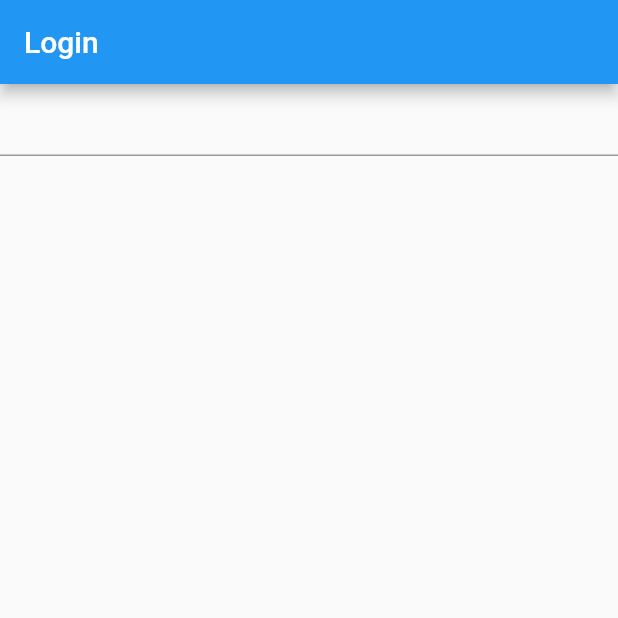
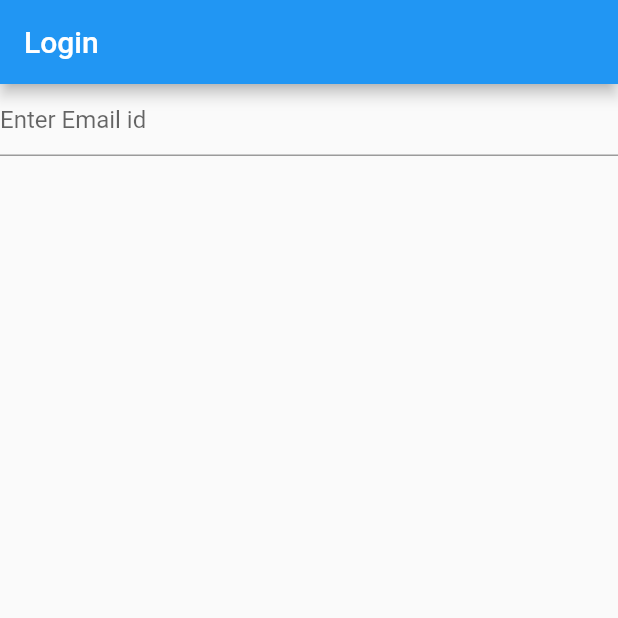
Before and after one commit to beshprakash11/login_tdd, a Flutter app: the screen it shows after launch, on a phone screen of 412 x 824 dp, the top half of it. Run offline on Flutter 3.47's test engine with Material 2 defaults, Android fonts, the phone set to English and light mode, and no system bars.

Commit message:
email field added

```diff
--- a/lib/login_screen.dart
+++ b/lib/login_screen.dart
@@ -22,13 +22,17 @@ class _LoginScreenState extends State<LoginScreen> {
   Widget build(BuildContext context) {
     return Scaffold(
       appBar: AppBar(
-        title:const Text('Login'),
+        title: const Text('Login'),
       ),
       body: Column(
         children: <Widget>[
-          TextField(
-
-          )
+          TextFormField(
+            controller: _emailController,
+            key: const ValueKey('email_id'),
+            decoration: const InputDecoration(
+              hintText: "Enter Email id",
+            ),
+          ),
         ],
       ),
     );
```
